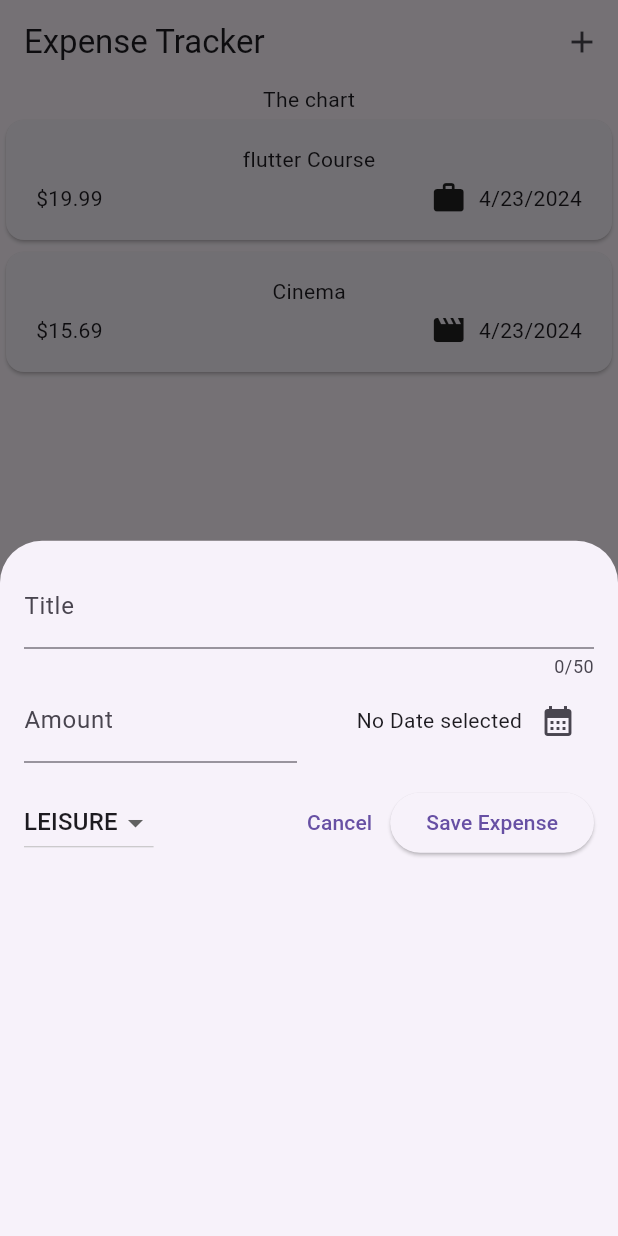
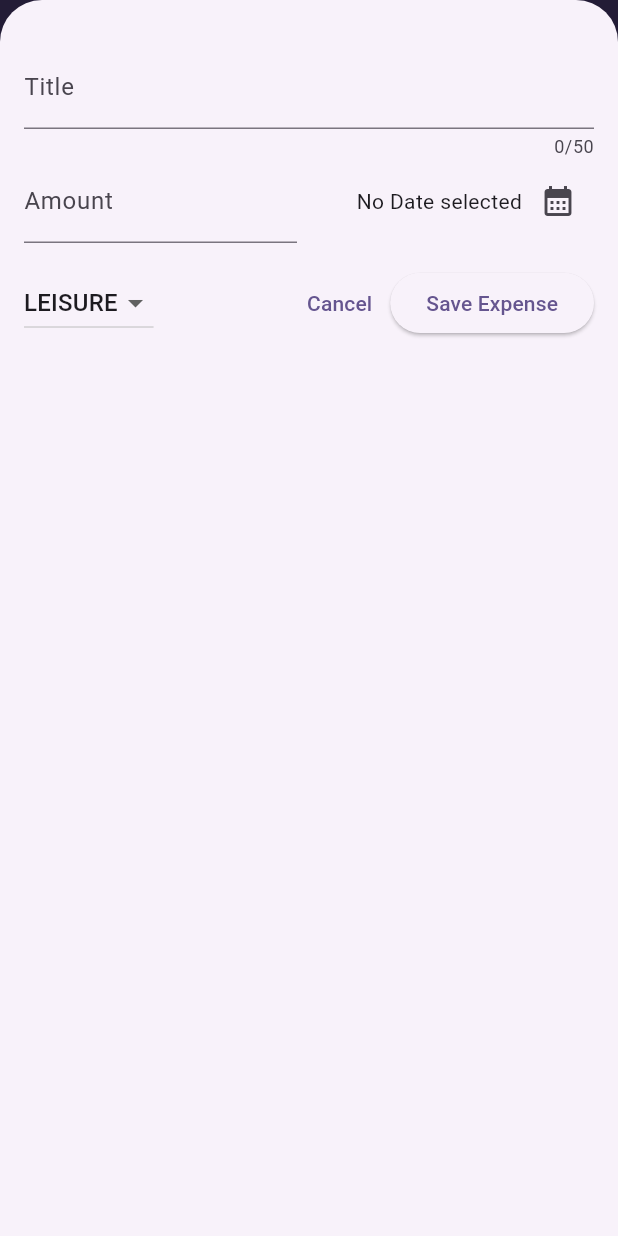
Before and after one commit to karim029/expense_tracker, a Flutter app: the screen it shows after launch, after a tap on the "add" icon, on a phone screen of 412 x 824 dp. Run offline on Flutter 3.47's test engine with Material 3 defaults, Android fonts, the phone set to English and light mode, and no system bars.

Commit message:
added remove expenses functionality, snackbar, app theme

```diff
--- a/lib/main.dart
+++ b/lib/main.dart
@@ -1,10 +1,21 @@
 import 'package:flutter/material.dart';
 import 'package:expense_tracker/widgets/expenses.dart';
 
+var kColorScheme = ColorScheme.fromSeed(
+  seedColor: const Color.fromARGB(255, 96, 59, 181),
+);
+
 void main() {
   runApp(
-    const MaterialApp(
-      home:Expenses(),
+    MaterialApp(
+      theme: ThemeData().copyWith(
+        colorScheme: kColorScheme,
+        appBarTheme: AppBarTheme().copyWith(
+          backgroundColor: kColorScheme.onPrimaryContainer,
+          foregroundColor: kColorScheme.primaryContainer,
+        ),
+      ),
+      home: const Expenses(),
     ),
   );
 }
--- a/lib/widgets/expenses.dart
+++ b/lib/widgets/expenses.dart
@@ -33,6 +33,7 @@ class _ExpensesState extends State<Expenses> {
 
   void _openAddExpenseOverlay() {
     showModalBottomSheet(
+      isScrollControlled: true,
       context: context,
       builder: (ctx) => NewExpense(
         onAddExpense: _addExpense,
@@ -46,8 +47,43 @@ class _ExpensesState extends State<Expenses> {
     });
   }
 
+  void _removeExpense(Expense expense) {
+    final expenseIndex = _registeredExpenses.indexOf(expense);
+    setState(() {
+      _registeredExpenses.remove(expense);
+    });
+    // Show a snackbar with the deleted expense
+    ScaffoldMessenger.of(context).clearSnackBars();
+    ScaffoldMessenger.of(context).showSnackBar(
+      SnackBar(
+        duration: const Duration(
+          seconds: 3,
+        ),
+        content: const Text('Expense deleted'),
+        action: SnackBarAction(
+            label: 'Undo',
+            onPressed: () {
+              setState(() {
+                _registeredExpenses.insert(expenseIndex, expense);
+              });
+            }),
+      ),
+    );
+  }
+
   @override
   Widget build(BuildContext context) {
+    Widget mainContent = const Center(
+      child: Text('No expenses was found, start adding some!'),
+    );
+
+    if (_registeredExpenses.isNotEmpty) {
+      mainContent = ExpensesList(
+        expenses: _registeredExpenses,
+        onRemoveExpense: _removeExpense,
+      );
+    }
+
     return Scaffold(
       appBar: AppBar(
         title: const Text(
@@ -66,9 +102,7 @@ class _ExpensesState extends State<Expenses> {
         children: [
           const Text('The chart'),
           Expanded(
-            child: ExpensesList(
-              expenses: _registeredExpenses,
-            ),
+            child: mainContent,
           ),
         ],
       ),
--- a/lib/widgets/expenses_list/expenses_list.dart
+++ b/lib/widgets/expenses_list/expenses_list.dart
@@ -6,15 +6,26 @@ class ExpensesList extends StatelessWidget {
   const ExpensesList({
     super.key,
     required this.expenses,
+    required this.onRemoveExpense,
   });
 
   final List<Expense> expenses;
-
+  final void Function(Expense expense) onRemoveExpense;
+  final direction = DismissDirection.horizontal;
   @override
   Widget build(BuildContext context) {
     return ListView.builder(
       itemCount: expenses.length,
-      itemBuilder: (ctx, index) => ExpenseItem(expenses[index],),
+      itemBuilder: (ctx, index) => Dismissible(
+        key: ValueKey(expenses[index]),
+        onDismissed: (direction){
+          onRemoveExpense(expenses[index]);
+
+        },
+        child: ExpenseItem(
+          expenses[index],
+        ),
+      ),
     );
   }
 }
--- a/lib/widgets/new_expense.dart
+++ b/lib/widgets/new_expense.dart
@@ -66,6 +66,7 @@ class _NewExpenseState extends State<NewExpense> {
           date: _selectedDate!,
           category: _selectedCategory),
     );
+    Navigator.pop(context);
   }
 
   @override
@@ -78,7 +79,10 @@ class _NewExpenseState extends State<NewExpense> {
   @override
   Widget build(BuildContext context) {
     return Padding(
-      padding: const EdgeInsets.all(
+      padding: const EdgeInsets.fromLTRB(
+        16,
+        30,
+        16,
         16,
       ),
       child: Column(
```
